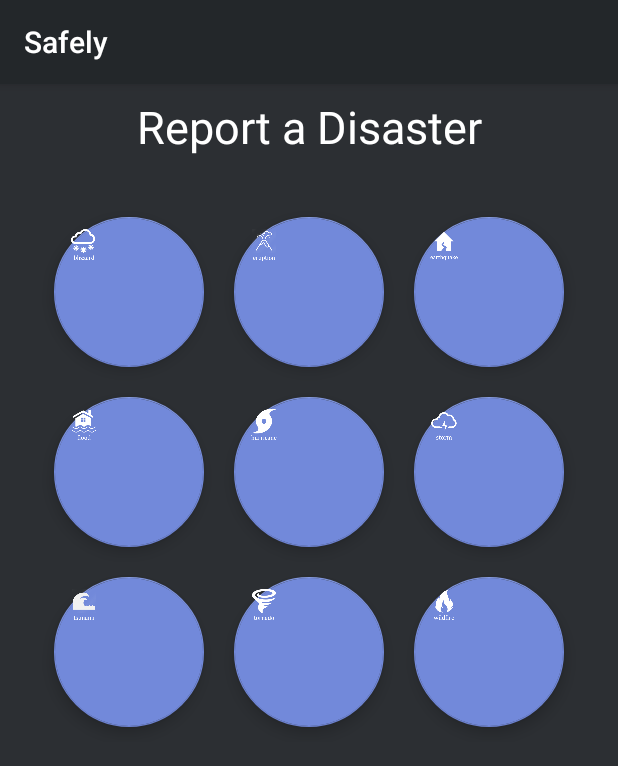
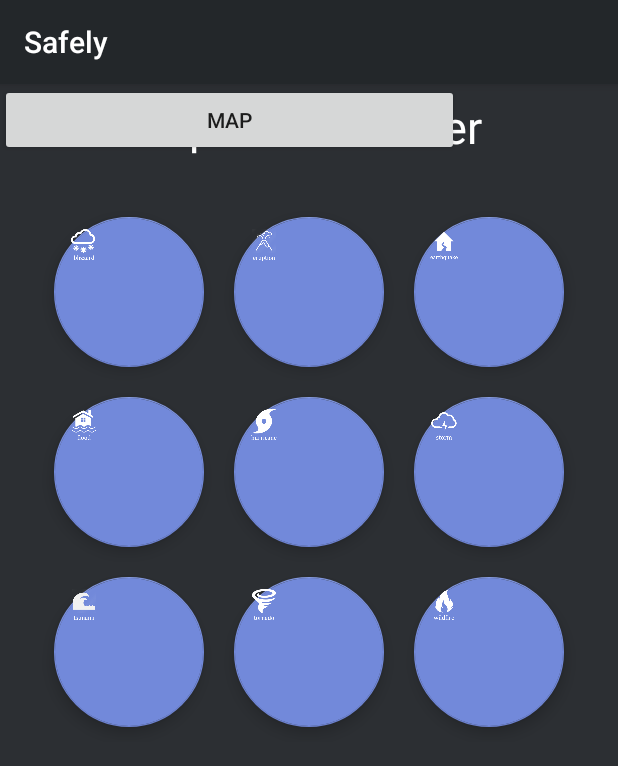
Before and after one commit to KaTaiHo/hacktx2017, an Android app: the DisasterSelection screen opened directly, with no data from a screen before it, on a phone screen of 412 x 824 dp. Shown: the top 766 px of the screen. Run offline under Robolectric (Android 15) with nearby library versions, the phone set to English and light mode, and no system bars.

Commit message:
getting app ready

```diff
--- a/app/src/main/java/com/example/kataiho/hacktx2017/DisasterMap.java
+++ b/app/src/main/java/com/example/kataiho/hacktx2017/DisasterMap.java
@@ -39,6 +39,7 @@ public class DisasterMap extends FragmentActivity implements OnMapReadyCallback,
 
     public MarkerOptions marker;
 
+    public String disasterType;
 
     @Override
     protected void onCreate(Bundle savedInstanceState) {
@@ -51,6 +52,8 @@ public class DisasterMap extends FragmentActivity implements OnMapReadyCallback,
 
         button = (Button) findViewById(R.id.nextButton);
         button.setOnClickListener(this);
+
+        disasterType = getIntent().getStringExtra("Type");
     }
 
     @Override
@@ -63,6 +66,7 @@ public class DisasterMap extends FragmentActivity implements OnMapReadyCallback,
 
             event.putExtra("latitude", latitude);
             event.putExtra("longitude", longitude);
+            event.putExtra("Type", disasterType);
             startActivity(event);
         }
     }
@@ -161,7 +165,6 @@ public class DisasterMap extends FragmentActivity implements OnMapReadyCallback,
                 Log.i("System out", "onMarkerDrag...");
             }
         });
-
     }
 
     public void onLocationChanged(Location location) {
--- a/app/src/main/java/com/example/kataiho/hacktx2017/DisasterSelection.java
+++ b/app/src/main/java/com/example/kataiho/hacktx2017/DisasterSelection.java
@@ -12,6 +12,8 @@ public class DisasterSelection extends AppCompatActivity implements View.OnClick
 
     private FloatingActionButton blizzardButton, earthquakeButton, eruptionButton, floodButton,
     hurricaneButton, stormButton, tornadoButton, tsunamiButton, wildfireButton;
+
+    private Button mapButton;
 
     @Override
     protected void onCreate(Bundle savedInstanceState) {
@@ -29,6 +31,8 @@ public class DisasterSelection extends AppCompatActivity implements View.OnClick
         tornadoButton = (FloatingActionButton) findViewById(R.id.tornadoButton);
         tsunamiButton = (FloatingActionButton) findViewById(R.id.tsunamiButton);
         wildfireButton = (FloatingActionButton) findViewById(R.id.wildfireButton);
+
+        mapButton = (Button) findViewById(R.id.mapButton);
 
         blizzardButton.setOnClickListener(this);
         earthquakeButton.setOnClickListener(this);
--- a/app/src/main/java/com/example/kataiho/hacktx2017/MainActivity.java
+++ b/app/src/main/java/com/example/kataiho/hacktx2017/MainActivity.java
@@ -124,6 +124,7 @@ public class MainActivity extends AppCompatActivity implements View.OnClickListe
                                                 }
                                                 else {
                                                     //go to next page
+
                                                 }
                                             }
                                             System.out.println(issue);
--- a/app/src/main/res/layout/activity_disaster_details.xml
+++ b/app/src/main/res/layout/activity_disaster_details.xml
@@ -7,9 +7,6 @@
     android:background="#2c2f33"
     tools:context="com.example.kataiho.hacktx2017.DisasterDetails">
 
-    <ScrollView xmlns:android="http://schemas.android.com/apk/res/android"
-        android:layout_width="match_parent"
-        android:layout_height="match_parent">
     <LinearLayout
         android:layout_width="match_parent"
         android:layout_height="wrap_content"
@@ -186,6 +183,5 @@
             android:gravity="bottom"/>
 
     </LinearLayout>
-    </ScrollView>
 
 </android.support.constraint.ConstraintLayout>
--- a/app/src/main/res/layout/activity_disaster_selection.xml
+++ b/app/src/main/res/layout/activity_disaster_selection.xml
@@ -204,6 +204,15 @@
                 tools:layout_editor_absoluteX="15dp"
                 tools:layout_editor_absoluteY="198dp" />
         </LinearLayout>
+
     </LinearLayout>
 
+    <Button
+        android:id="@+id/mapButton"
+        android:layout_width="306dp"
+        android:layout_height="0dp"
+        android:text="Map"
+        tools:layout_editor_absoluteX="39dp"
+        tools:layout_editor_absoluteY="456dp" />
+
 </android.support.constraint.ConstraintLayout>
```
Also changed, not shown: app/src/main/java/com/example/kataiho/hacktx2017/DisasterDetails.java (+7 -8 lines). Lines whose indentation alone changed are shown as unchanged.
